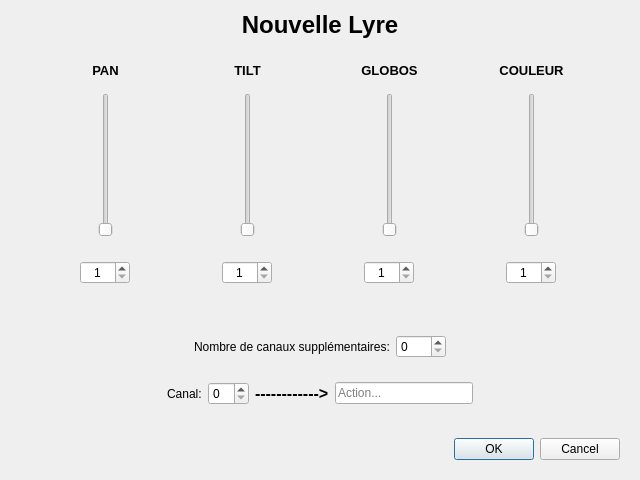
The window that fenetreajoutlyre.ui (Dthibault/theatre2013) describes before a commit, drawn with Qt 5.
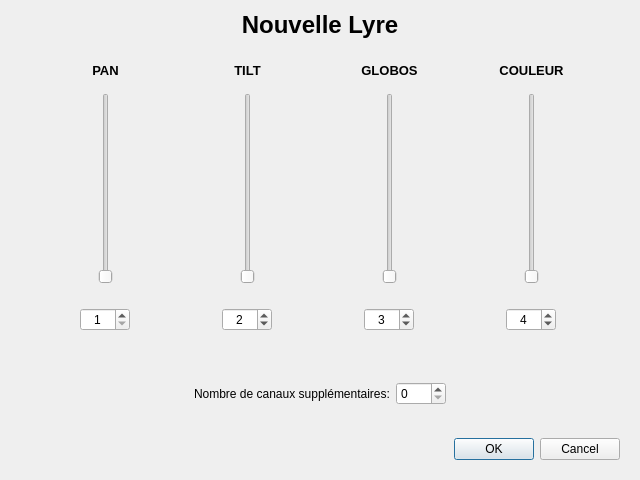
The same window after the commit.

```diff
--- a/fenetreajoutlyre.ui
+++ b/fenetreajoutlyre.ui
@@ -84,6 +84,9 @@
                 <verstretch>0</verstretch>
                </sizepolicy>
               </property>
+              <property name="maximum">
+               <number>255</number>
+              </property>
               <property name="orientation">
                <enum>Qt::Vertical</enum>
               </property>
@@ -218,6 +221,9 @@
                 <verstretch>0</verstretch>
                </sizepolicy>
               </property>
+              <property name="maximum">
+               <number>255</number>
+              </property>
               <property name="orientation">
                <enum>Qt::Vertical</enum>
               </property>
@@ -278,6 +284,9 @@
               <property name="maximum">
                <number>512</number>
               </property>
+              <property name="value">
+               <number>2</number>
+              </property>
              </widget>
             </item>
             <item>
@@ -352,6 +361,9 @@
                 <verstretch>0</verstretch>
                </sizepolicy>
               </property>
+              <property name="maximum">
+               <number>255</number>
+              </property>
               <property name="orientation">
                <enum>Qt::Vertical</enum>
               </property>
@@ -412,6 +424,9 @@
               <property name="maximum">
                <number>512</number>
               </property>
+              <property name="value">
+               <number>3</number>
+              </property>
              </widget>
             </item>
             <item>
@@ -486,6 +501,9 @@
                 <verstretch>0</verstretch>
                </sizepolicy>
               </property>
+              <property name="maximum">
+               <number>255</number>
+              </property>
               <property name="orientation">
                <enum>Qt::Vertical</enum>
               </property>
@@ -546,6 +564,9 @@
               <property name="maximum">
                <number>512</number>
               </property>
+              <property name="value">
+               <number>4</number>
+              </property>
              </widget>
             </item>
             <item>
@@ -636,66 +657,6 @@
         </layout>
        </widget>
       </item>
-      <item>
-       <widget class="QWidget" name="conteneurSuppl2" native="true">
-        <layout class="QHBoxLayout" name="horizontalLayout_6">
-         <item>
-          <spacer name="horizontalSpacer_8">
-           <property name="orientation">
-            <enum>Qt::Horizontal</enum>
-           </property>
-           <property name="sizeHint" stdset="0">
-            <size>
-             <width>40</width>
-             <height>20</height>
-            </size>
-           </property>
-          </spacer>
-         </item>
-         <item>
-          <widget class="QLabel" name="label">
-           <property name="text">
-            <string>Canal:</string>
-           </property>
-          </widget>
-         </item>
-         <item>
-          <widget class="QSpinBox" name="spinBox"/>
-         </item>
-         <item>
-          <widget class="QLabel" name="label_2">
-           <property name="text">
-            <string>&lt;!DOCTYPE HTML PUBLIC &quot;-//W3C//DTD HTML 4.0//EN&quot; &quot;http://www.w3.org/TR/REC-html40/strict.dtd&quot;&gt;
-&lt;html&gt;&lt;head&gt;&lt;meta name=&quot;qrichtext&quot; content=&quot;1&quot; /&gt;&lt;style type=&quot;text/css&quot;&gt;
-p, li { white-space: pre-wrap; }
-&lt;/style&gt;&lt;/head&gt;&lt;body style=&quot; font-family:'Droid Sans'; font-size:10pt; font-weight:400; font-style:normal;&quot;&gt;
-&lt;p style=&quot; margin-top:0px; margin-bottom:0px; margin-left:0px; margin-right:0px; -qt-block-indent:0; text-indent:0px;&quot;&gt;&lt;span style=&quot; font-size:12pt; font-weight:600;&quot;&gt;------------&amp;gt;&lt;/span&gt;&lt;/p&gt;&lt;/body&gt;&lt;/html&gt;</string>
-           </property>
-          </widget>
-         </item>
-         <item>
-          <widget class="QLineEdit" name="lineEdit">
-           <property name="placeholderText">
-            <string>Action...</string>
-           </property>
-          </widget>
-         </item>
-         <item>
-          <spacer name="horizontalSpacer_9">
-           <property name="orientation">
-            <enum>Qt::Horizontal</enum>
-           </property>
-           <property name="sizeHint" stdset="0">
-            <size>
-             <width>40</width>
-             <height>20</height>
-            </size>
-           </property>
-          </spacer>
-         </item>
-        </layout>
-       </widget>
-      </item>
      </layout>
     </widget>
    </item>
```
Left out of the diff: 2 changed lines with no effect on the pictures.
